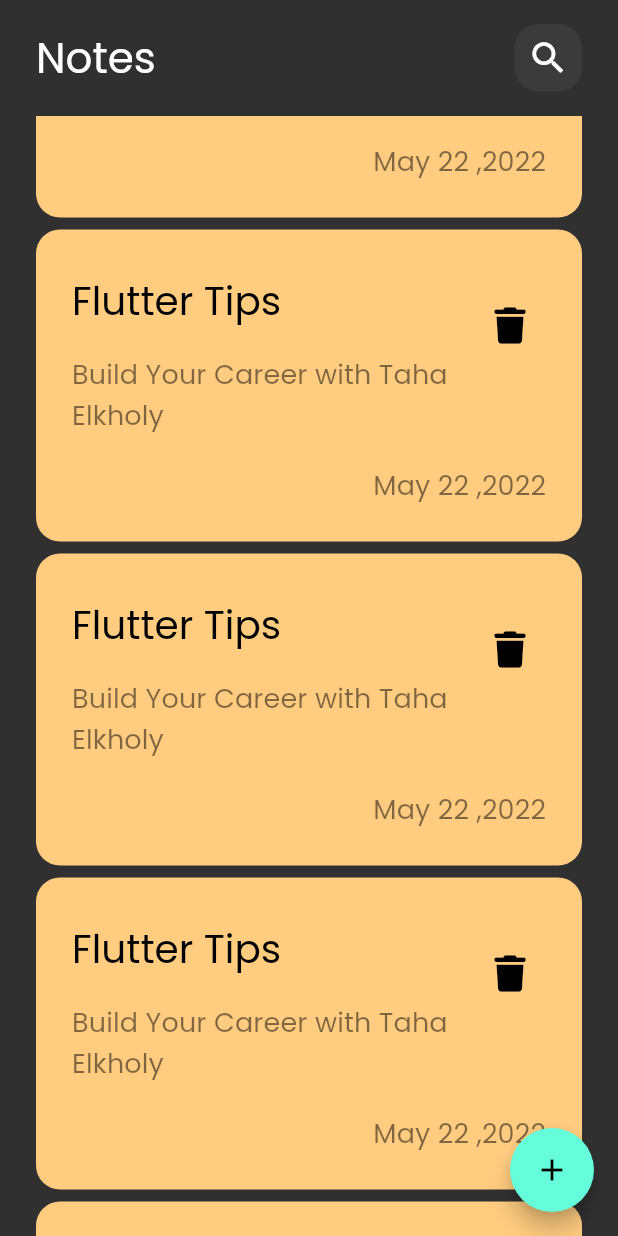
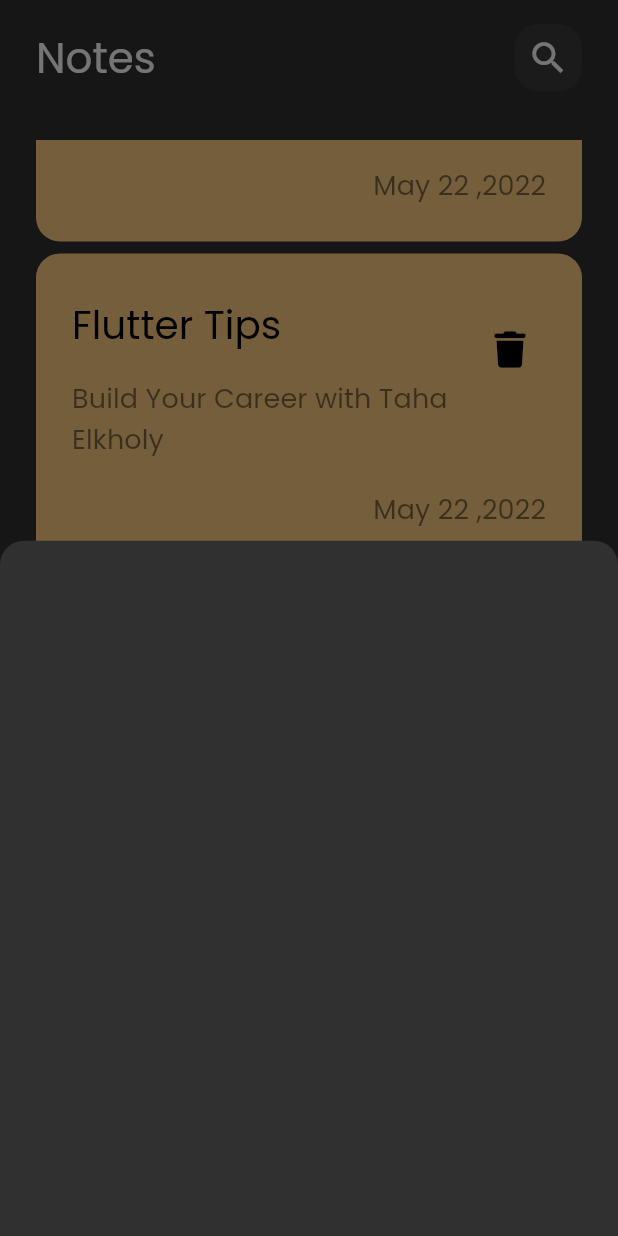
Before and after one commit to taha-elkholy/notes_app, a Flutter app: the screen it shows after launch, scrolled down 576 dp, after a tap on the "add" icon, on a phone screen of 412 x 824 dp. Run offline on Flutter 3.47's test engine with Material 2 defaults, Android fonts, the phone set to English and light mode, and no system bars; our stand-ins replace font_awesome_flutter.

Commit message:
add bottom sheet without content

```diff
--- a/lib/main.dart
+++ b/lib/main.dart
@@ -24,6 +24,14 @@ class NotesApp extends StatelessWidget {
           titleMedium: TextStyle(fontSize: 26),
           titleSmall: TextStyle(fontSize: 18),
         ),
+        bottomSheetTheme: const BottomSheetThemeData(
+          shape: RoundedRectangleBorder(
+            borderRadius: BorderRadius.only(
+              topLeft: Radius.circular(16),
+              topRight: Radius.circular(16),
+            ),
+          ),
+        ),
       ),
       home: const NotesView(),
     );
--- a/lib/views/notes_view.dart
+++ b/lib/views/notes_view.dart
@@ -1,4 +1,5 @@
 import 'package:flutter/material.dart';
+import 'package:notes_app/views/widgets/add_note_bottom_sheet.dart';
 import 'package:notes_app/views/widgets/notes_view_body.dart';
 
 class NotesView extends StatelessWidget {
@@ -11,7 +12,12 @@ class NotesView extends StatelessWidget {
         child: NotesViewBody(),
       ),
       floatingActionButton: FloatingActionButton(
-        onPressed: () {},
+        onPressed: () {
+          showModalBottomSheet(
+            context: context,
+            builder: ((context) => const AddNoteBottomSheet()),
+          );
+        },
         child: const Icon(Icons.add),
       ),
     );
--- /dev/null
+++ b/lib/views/widgets/add_note_bottom_sheet.dart
@@ -0,0 +1,10 @@
+import 'package:flutter/material.dart';
+
+class AddNoteBottomSheet extends StatelessWidget {
+  const AddNoteBottomSheet({super.key});
+
+  @override
+  Widget build(BuildContext context) {
+    return Container();
+  }
+}
--- a/lib/views/widgets/notes_list_view.dart
+++ b/lib/views/widgets/notes_list_view.dart
@@ -6,11 +6,17 @@ class NotesListView extends StatelessWidget {
 
   @override
   Widget build(BuildContext context) {
-    return ListView.builder(itemBuilder: (context, index) {
-      return const Padding(
-        padding: EdgeInsets.symmetric(vertical: 4),
-        child: NoteItem(),
-      );
-    });
+    return Padding(
+      padding: const EdgeInsets.symmetric(vertical: 16),
+      child: ListView.builder(
+        padding:  EdgeInsets.zero,
+        itemCount: 20,
+        itemBuilder: (context, index) {
+        return const Padding(
+          padding: EdgeInsets.symmetric(vertical: 4),
+          child: NoteItem(),
+        );
+      }),
+    );
   }
 }
```
